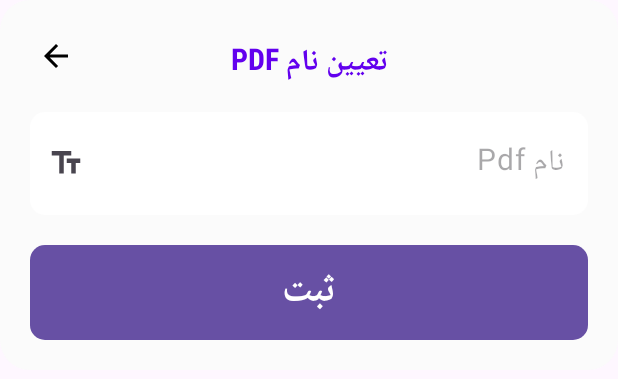
After one commit to reyhaneh8328/BodybuildingProgram, an Android app: the layout dialog_namepdf.xml on its own in the app's theme, with its tools: preview values and no code run, on a phone screen of 412 x 824 dp. The commit adds this screen. Shown: the top 379 px of the screen. Run offline under Robolectric (Android 15) with nearby library versions, the phone set to English and light mode, and no system bars.

Commit message:
save pdf in mobile

```diff
--- a/app/src/main/AndroidManifest.xml
+++ b/app/src/main/AndroidManifest.xml
@@ -1,6 +1,9 @@
 <?xml version="1.0" encoding="utf-8"?>
 <manifest xmlns:android="http://schemas.android.com/apk/res/android"
     xmlns:tools="http://schemas.android.com/tools">
+
+    <uses-permission android:name="android.permission.WRITE_EXTERNAL_STORAGE" />
+    <uses-permission android:name="android.permission.READ_EXTERNAL_STORAGE" />
 
     <application
         android:allowBackup="true"
--- a/app/src/main/res/layout/activity_supplements_and_vitamin.xml
+++ b/app/src/main/res/layout/activity_supplements_and_vitamin.xml
@@ -29,6 +29,7 @@
             android:textStyle="bold" />
     </RelativeLayout>
     <RelativeLayout
+        android:id="@+id/pdfRl"
         android:layout_width="match_parent"
         android:layout_height="match_parent"
         android:layout_below="@id/toolbarRl"
@@ -38,6 +39,7 @@
             android:id="@+id/profileRl"
             android:layout_width="match_parent"
             android:layout_height="wrap_content"
+            android:paddingTop="30dp"
             android:background="@drawable/shape_rect01">
             <TextView
                 android:id="@+id/fullNameTv"
--- /dev/null
+++ b/app/src/main/res/layout/dialog_namepdf.xml
@@ -0,0 +1,55 @@
+<?xml version="1.0" encoding="utf-8"?>
+<RelativeLayout xmlns:android="http://schemas.android.com/apk/res/android"
+    android:layout_width="match_parent"
+    android:layout_height="wrap_content"
+    xmlns:app="http://schemas.android.com/apk/res-auto"
+    android:background="@drawable/shape_rect02"
+    android:padding="20dp">
+    <ImageButton
+        android:id="@+id/backBtn"
+        android:layout_width="wrap_content"
+        android:layout_height="wrap_content"
+        android:src="@drawable/ic_back_black"
+        android:background="@android:color/transparent"
+        android:padding="5dp"/>
+    <TextView
+        android:id="@+id/titleTv"
+        android:layout_width="match_parent"
+        android:layout_height="wrap_content"
+        android:fontFamily="sans-serif-condensed"
+        android:padding="5dp"
+        android:text="تعیین نام PDF"
+        android:textAlignment="center"
+        android:textSize="20sp"
+        android:textStyle="bold"
+        android:textColor="@color/design_default_color_primary"/>
+    <com.google.android.material.textfield.TextInputLayout
+        android:id="@+id/nameTil"
+        android:layout_width="match_parent"
+        android:layout_height="wrap_content"
+        android:layout_below="@id/backBtn"
+        android:layout_marginTop="20dp"
+        app:hintEnabled="false"
+        app:startIconDrawable="@drawable/ic_text_black">
+        <com.google.android.material.textfield.TextInputEditText
+            android:id="@+id/nameEt"
+            android:layout_width="match_parent"
+            android:layout_height="wrap_content"
+            android:textSize="20sp"
+            android:hint="نام Pdf"
+            android:background="@drawable/shape_edittext01"
+            android:inputType="textMultiLine|textCapSentences"/>
+    </com.google.android.material.textfield.TextInputLayout>
+
+    <Button
+        android:id="@+id/submitBtn"
+        android:layout_width="match_parent"
+        android:layout_height="wrap_content"
+        android:layout_below="@id/nameTil"
+        android:layout_marginTop="20dp"
+        android:background="@drawable/shape_button03"
+        android:text="ثبت"
+        android:textSize="25sp"
+        android:textStyle="bold"/>
+
+</RelativeLayout>
```
Also changed, not shown: app/src/main/java/com/example/bodybuildingprogram/PdfGenerator.kt (added, +46 -0 lines), app/src/main/java/com/example/bodybuildingprogram/SupplementsAndVitaminActivity.kt (+28 -1 lines).
